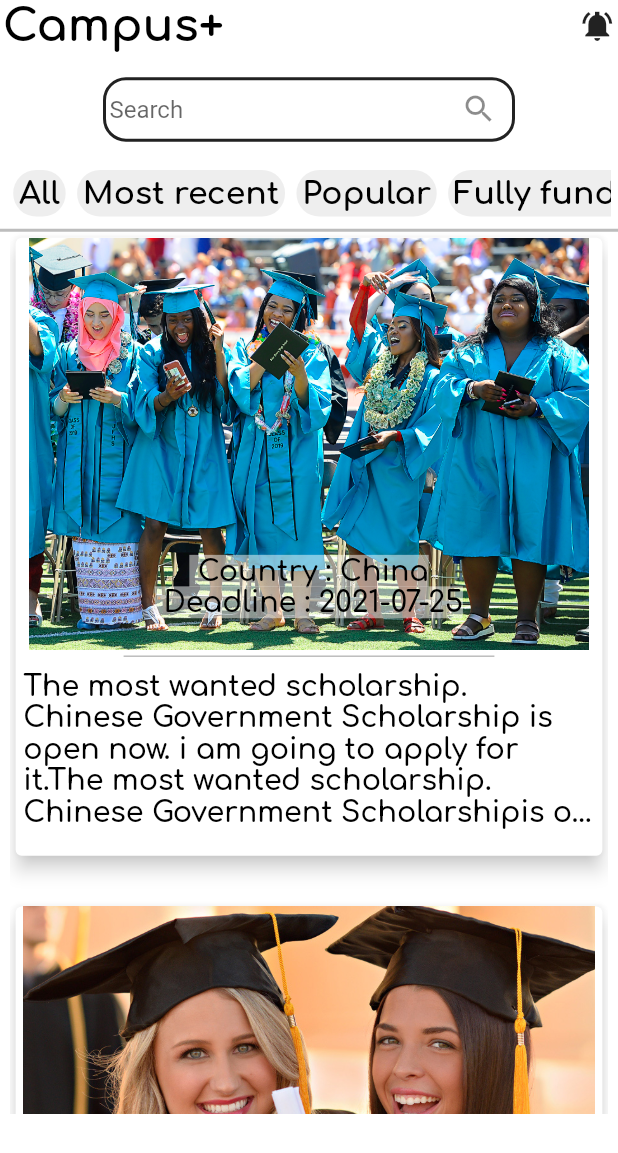
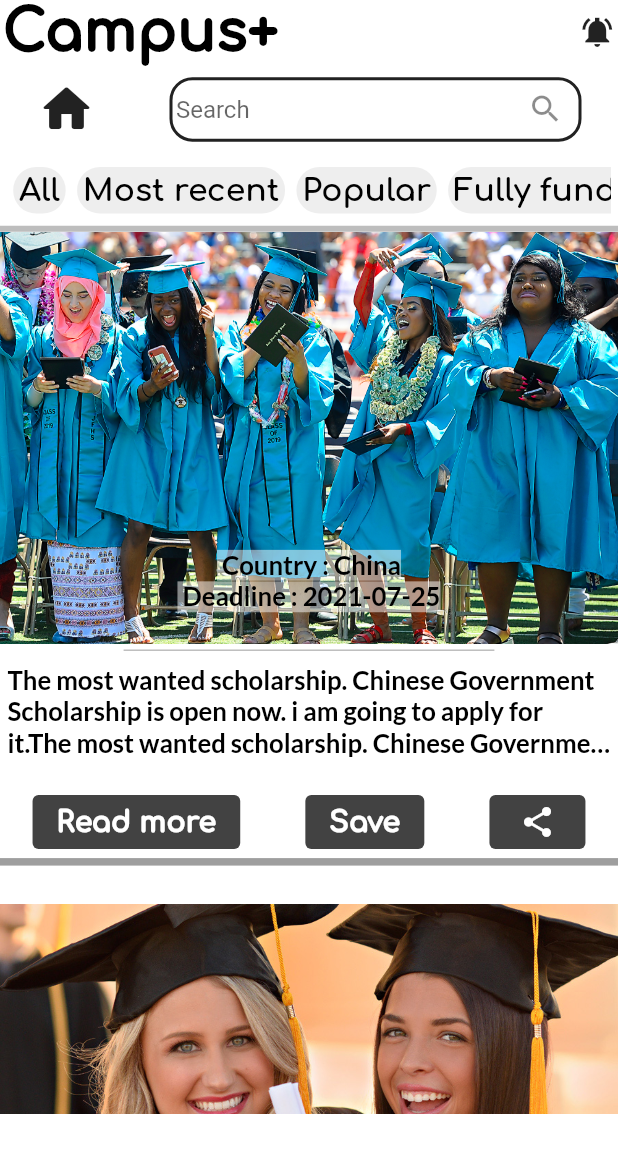
Before and after one commit to elsanal/Yencampus-information-app-with-flutter-firebase, a Flutter app: the screen it shows after launch, after a tap on "Home", on a phone screen of 412 x 824 dp. Shown: the top 1153 px of the screen. Run offline on Flutter 3.47's test engine with Material 2 defaults, Android fonts, the phone set to English and light mode, and no system bars; our stand-ins replace flutter_screenutil, google_fonts; missing offline and left inert: colorful_safe_area.

Commit message:
first commit

```diff
--- a/lib/Components/HomeAppBar.dart
+++ b/lib/Components/HomeAppBar.dart
@@ -11,7 +11,7 @@ Widget appBar(BuildContext context,Widget page, List<String> items){
         border: Border(
             bottom : BorderSide(
                 color: Colors.grey.shade400,
-                width: 2)
+                width: 4)
         )
     ),
     child: Stack(
@@ -42,6 +42,11 @@ Widget appBar(BuildContext context,Widget page, List<String> items){
               child: Row(
                 mainAxisAlignment: MainAxisAlignment.spaceAround,
                 children: [
+                  new  InkWell(
+                    onTap: (){Navigator.push(context, new MaterialPageRoute(
+                          builder: (context)=>page));},
+                    child: Icon(Icons.home_rounded,size: 40,),
+                  ),
                   new Container(
                     width: width*(2/3),
                     height: ScreenUtil().setHeight(100),
--- /dev/null
+++ b/lib/Components/HomePageContent.dart
@@ -0,0 +1,48 @@
+import 'package:flutter/material.dart';
+import 'package:flutter_screenutil/flutter_screenutil.dart';
+import 'package:yencampus/Decoration/Fonts.dart';
+
+Widget homepageContent(BuildContext context){
+  var height = MediaQuery.of(context).size.height;
+  var width = MediaQuery.of(context).size.width;
+  return GridView.builder(
+      scrollDirection: Axis.horizontal,
+      gridDelegate: SliverGridDelegateWithFixedCrossAxisCount(
+          crossAxisCount: 1,
+          childAspectRatio: 1.1,
+          crossAxisSpacing: 5,
+          mainAxisSpacing: 10
+      ),
+      itemCount: 5,
+      itemBuilder: (context,index)=>Card(
+        elevation: 5,
+        shadowColor: Colors.grey[300],
+        child: Column(
+          mainAxisAlignment: MainAxisAlignment.spaceEvenly,
+          children: [
+            new Container(child: Image.asset(
+              "assets/hat$index.jpeg",
+              fit: BoxFit.fill,
+            ),),
+            new Container(
+              margin: EdgeInsets.all(ScreenUtil().setWidth(10)),
+              color: Colors.grey[400],height: 1,width: width*(3/5),),
+            Expanded(
+              flex: 3,
+              child: Container(
+                padding: EdgeInsets.all(5),
+                child: new Text("The most wanted scholarship. Chinese Government Scholarship "
+                    "is open now. i am going to apply for it."
+                    "The most wanted scholarship. Chinese Government Scholarship"
+                    "is open now. i am going to apply for it.",style: textStyle,
+                  maxLines:4,
+                  overflow: TextOverflow.ellipsis,
+                ),
+              ),
+            ),
+            // new Container(height: 3,)
+          ],
+        ),
+      )
+  );
+}
--- a/lib/Decoration/Fonts.dart
+++ b/lib/Decoration/Fonts.dart
@@ -6,8 +6,8 @@ import 'package:google_fonts/google_fonts.dart';
 
 
 TextStyle titleStyle = GoogleFonts.comfortaa(
-  fontSize: ScreenUtil().setSp(80),
-  fontWeight: FontWeight.bold,
+  fontSize: ScreenUtil().setSp(100),
+  fontWeight: FontWeight.w900,
   color: Colors.black,
 );
 
@@ -17,8 +17,8 @@ TextStyle titleStyle2 = GoogleFonts.comfortaa(
   color: Colors.black,
 );
 
-TextStyle textStyle = GoogleFonts.comfortaa(
-  fontSize: ScreenUtil().setSp(50),
+TextStyle textStyle = GoogleFonts.lato(
+  fontSize: ScreenUtil().setSp(45),
   fontWeight: FontWeight.w600,
   color: Colors.black,
 );
--- a/lib/Pages/Homepage.dart
+++ b/lib/Pages/Homepage.dart
@@ -4,6 +4,7 @@ import 'package:flutter/material.dart';
 import 'package:flutter/services.dart';
 import 'package:flutter_screenutil/flutter_screenutil.dart';
 import 'package:yencampus/Components/HomeAppBar.dart';
+import 'package:yencampus/Components/HomePageContent.dart';
 import 'package:yencampus/Components/SliverList.dart';
 import 'package:yencampus/Decoration/Fonts.dart';
 import 'package:yencampus/Pages/Scholarship.dart';
--- a/lib/Pages/Scholarship.dart
+++ b/lib/Pages/Scholarship.dart
@@ -1,5 +1,6 @@
 import 'package:flutter/material.dart';
 import 'package:flutter_screenutil/flutter_screenutil.dart';
+import 'package:yencampus/Components/Details.dart';
 import 'package:yencampus/Components/HomeAppBar.dart';
 import 'package:yencampus/Components/SliverList.dart';
 import 'package:yencampus/Decoration/Fonts.dart';
@@ -37,8 +38,8 @@ class _ScholarshipState extends State<Scholarship> {
               ),
               Positioned(
                 top: ScreenUtil().setHeight(360),
-                left: ScreenUtil().setHeight(15),
-                right: ScreenUtil().setHeight(15),
+                left: ScreenUtil().setHeight(0),
+                right: ScreenUtil().setHeight(0),
                 // bottom: 0,
                 child: new Container(
                   height:height-ScreenUtil().setHeight(450),
@@ -54,11 +55,8 @@ class _ScholarshipState extends State<Scholarship> {
                         margin: EdgeInsets.only(
                             bottom: ScreenUtil().setHeight(60)
                         ),
-                        child: Card(
-                          elevation: 5,
-                          shadowColor: Colors.grey[300],
                         child: Container(
-                            height: height/2,
+                          height: height*(2/3.9),
                           width: width,
                           child: Column(
                             mainAxisAlignment: MainAxisAlignment.spaceEvenly,
@@ -69,7 +67,8 @@ class _ScholarshipState extends State<Scholarship> {
                                 alignment: Alignment.bottomCenter,
                                 decoration:BoxDecoration(
                                   image: DecorationImage(
-                                      image: AssetImage("assets/hat$index.jpeg")
+                                    image: AssetImage("assets/hat$index.jpeg"),
+                                    fit: BoxFit.cover
                                   )
                                 ),
                                 child: Text(" Country : China \n"
@@ -88,15 +87,59 @@ class _ScholarshipState extends State<Scholarship> {
                                   child: new Text("The most wanted scholarship. Chinese Government Scholarship "
                                       "is open now. i am going to apply for it."
                                       "The most wanted scholarship. Chinese Government Scholarship"
+                                      "is open now. i am going to apply for it."
+                                      "The most wanted scholarship. Chinese Government Scholarship "
+                                      "is open now. i am going to apply for it."
+                                      "The most wanted scholarship. Chinese Government Scholarship"
                                       "is open now. i am going to apply for it.",style: textStyle,
-                                      maxLines:5,
+                                    maxLines:3,
                                     overflow: TextOverflow.ellipsis,
                                   ),
                                 ),
                               ),
-                                // new Container(height: 3,)
+                              new Container(
+                                width: width,
+                                child: Row(
+                                  mainAxisAlignment: MainAxisAlignment.spaceAround,
+                                  children: [
+                                    new ElevatedButton(
+                                      style: ButtonStyle(
+                                        backgroundColor:MaterialStateProperty.all(Colors.grey[800]),
+                                        elevation: MaterialStateProperty.all(0.0)
+                                      ),
+                                        onPressed:(){
+                                        Navigator.push(context, new MaterialPageRoute(
+                                            builder: (context)=>Details()));
+                                        },
+                                        child: Text("Read more",style: titleStyle.copyWith(
+                                          fontSize: ScreenUtil().setSp(50),
+                                          color: Colors.white,
+                                        ),)
+                                    ),
+                                    new ElevatedButton(
+                                        style: ButtonStyle(
+                                            backgroundColor:MaterialStateProperty.all(Colors.grey[800]),
+                                            elevation: MaterialStateProperty.all(0.0)
+                                        ),
+                                        onPressed:(){},
+                                        child: Text("Save",style: titleStyle.copyWith(
+                                          fontSize: ScreenUtil().setSp(50),
+                                          color: Colors.white,
+                                        ),)
+                                    ),
+                                    new ElevatedButton(
+                                        style: ButtonStyle(
+                                            backgroundColor:MaterialStateProperty.all(Colors.grey[800]),
+                                            elevation: MaterialStateProperty.all(0.0)
+                                        ),
+                                        onPressed:(){},
+                                        child:Icon(Icons.share_rounded)
+                                    ),
                                   ],
                                 ),
+                              ),
+                              new Container(height: 5,color: Colors.grey[500],)
+                            ],
                           ),
                         ),
                       );
```
Also changed, not shown: lib/Components/Details.dart (added, +26 -0 lines), lib/Components/SliverAppBar.dart (+15 -14 lines), lib/Components/SliverList.dart (+97 -62 lines). Lines whose indentation alone changed are shown as unchanged.
